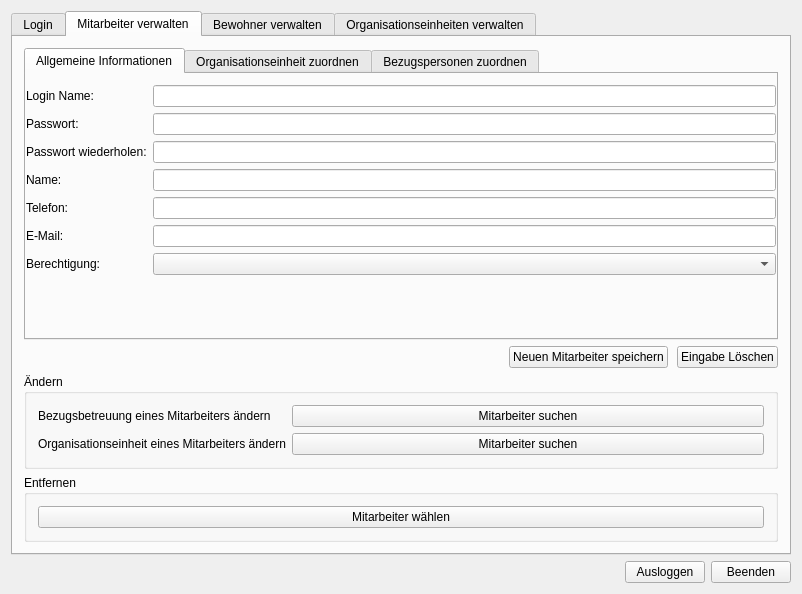
Above: AdminDialog/admindialog.ui from Robotregent/EBP before the change. Below: the same form after it.
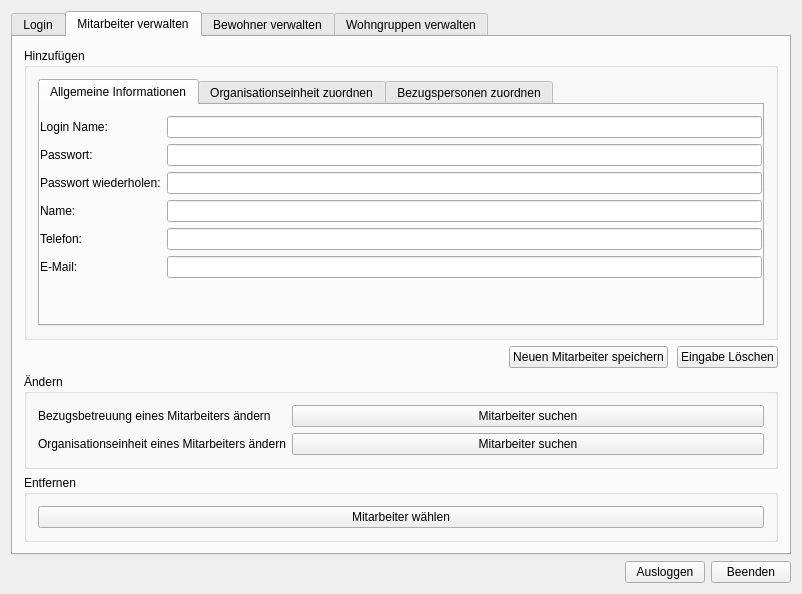
That is the form after the change. The open tabs and pages were chosen to show the change. Icons and pictures are not drawn.

The edit to the form file:
```diff
--- a/AdminDialog/admindialog.ui
+++ b/AdminDialog/admindialog.ui
@@ -123,6 +123,12 @@
         </attribute>
         <layout class="QVBoxLayout" name="verticalLayout_13" stretch="0,0,0,0">
          <item>
+          <widget class="QGroupBox" name="groupBox_4">
+           <property name="title">
+            <string>Hinzufügen</string>
+           </property>
+           <layout class="QVBoxLayout" name="verticalLayout_10">
+            <item>
           <widget class="QTabWidget" name="MAHinzufuegen">
            <property name="currentIndex">
             <number>2</number>
@@ -229,19 +235,6 @@
                  <item row="5" column="1">
                   <widget class="QLineEdit" name="eMailLineEdit"/>
                  </item>
-                 <item row="6" column="0">
-                  <widget class="QLabel" name="berechtigungLabel">
-                   <property name="text">
-                    <string>Berechtigung:</string>
-                   </property>
-                   <property name="buddy">
-                    <cstring>berechtigungComboBox</cstring>
-                   </property>
-                  </widget>
-                 </item>
-                 <item row="6" column="1">
-                  <widget class="QComboBox" name="berechtigungComboBox"/>
-                 </item>
                 </layout>
                </item>
               </layout>
@@ -284,6 +277,9 @@
            </widget>
           </widget>
          </item>
+           </layout>
+          </widget>
+         </item>
          <item>
           <layout class="QHBoxLayout" name="horizontalLayout_9">
            <property name="spacing">
@@ -516,7 +512,7 @@
        </widget>
        <widget class="QWidget" name="tab_Organisationseinheiten">
         <attribute name="title">
-         <string>Organisationseinheiten verwalten</string>
+         <string>Wohngruppen verwalten</string>
         </attribute>
         <layout class="QVBoxLayout" name="verticalLayout_2" stretch="1,0,0">
          <item>
```
Left out of the diff: 13 changed lines with no effect on the pictures. Lines whose indentation alone changed are shown as unchanged.
